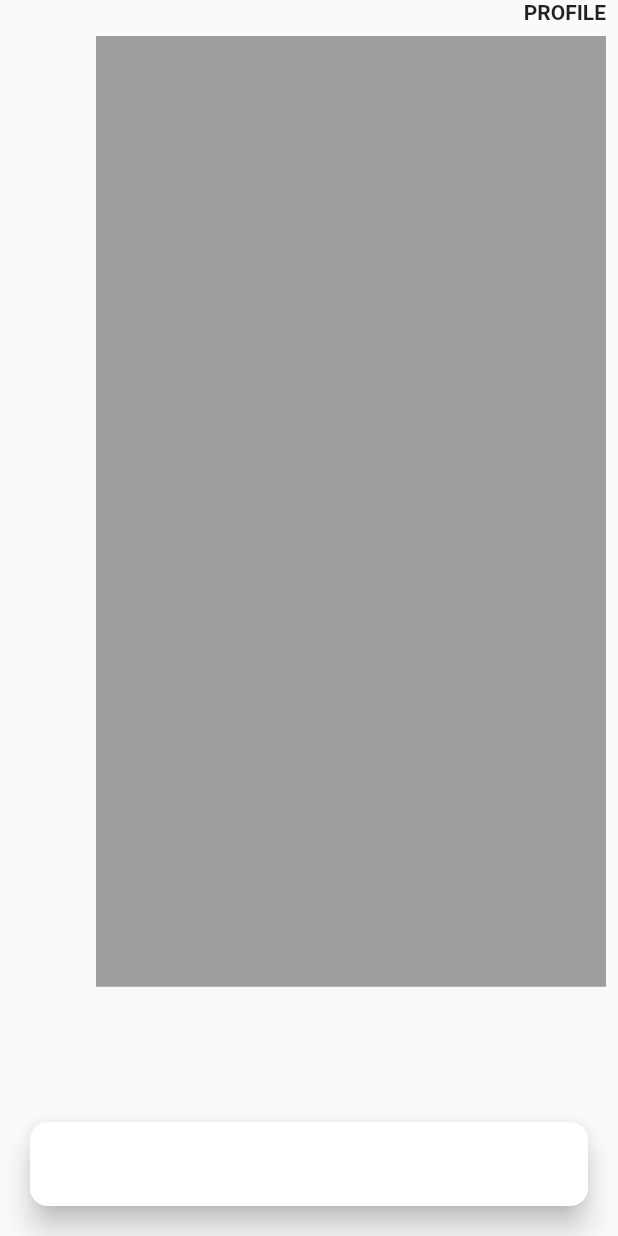
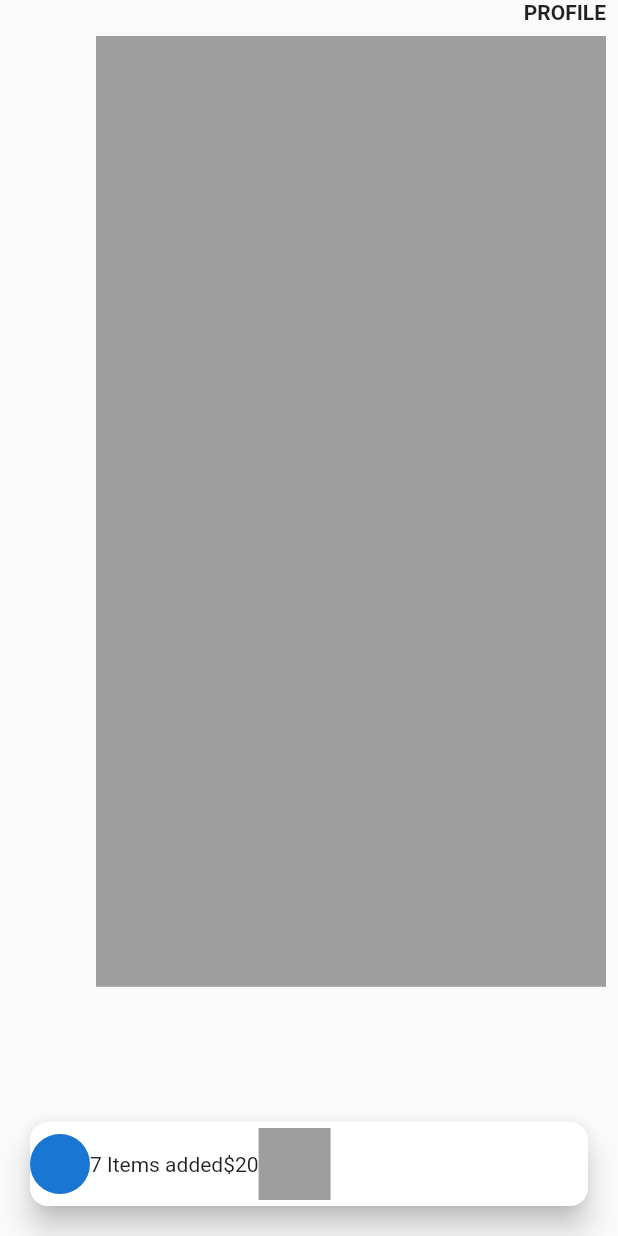
Before and after one commit to JAICHANGPARK/flutter_notebook_11th_story, a Flutter app: the screen it shows after launch, on a phone screen of 412 x 824 dp. Run offline on Flutter 3.47's test engine with Material 2 defaults, Android fonts, the phone set to English and light mode, and no system bars; our stand-ins replace backdrop, badges, flutter_inner_drawer, flutter_slidable, flutter_swiper, google_fonts.

Commit message:
Update food_bill_home_page.dart

```diff
--- a/lib/ep714_food_bill_app/ui/food_bill_home_page.dart
+++ b/lib/ep714_food_bill_app/ui/food_bill_home_page.dart
@@ -59,7 +59,18 @@ class _FoodBillHomePageState extends State<FoodBillHomePage> {
                     ),
                     elevation: 8,
                     child: Row(
-                      children: [],
+                      children: [
+                        CircleAvatar(),
+                        Text("7 Items added"),
+                        Text("\$20"),
+                        Container(
+                          height: 48,
+                          width: 48,
+                          decoration: BoxDecoration(
+                            color: Colors.grey
+                          ),
+                        ),
+                      ],
                     ),
                   )),
             )
```
